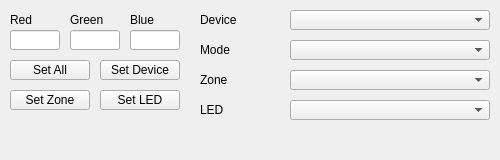
Before: the Qt Designer form OpenAuraSDK/openaurasdk.ui in CalcProgrammer1/OpenRGB, drawn with Qt 5.
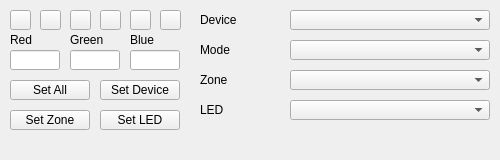
After: the same form once the commit is applied.

Commit message: Add quick colors to Linux GUI

Patch:
```diff
--- a/OpenAuraSDK/openaurasdk.ui
+++ b/OpenAuraSDK/openaurasdk.ui
@@ -18,7 +18,7 @@
     <property name="geometry">
      <rect>
       <x>10</x>
-      <y>60</y>
+      <y>80</y>
       <width>80</width>
       <height>20</height>
      </rect>
@@ -31,7 +31,7 @@
     <property name="geometry">
      <rect>
       <x>10</x>
-      <y>90</y>
+      <y>110</y>
       <width>80</width>
       <height>20</height>
      </rect>
@@ -44,7 +44,7 @@
     <property name="geometry">
      <rect>
       <x>10</x>
-      <y>30</y>
+      <y>50</y>
       <width>50</width>
       <height>20</height>
      </rect>
@@ -54,7 +54,7 @@
     <property name="geometry">
      <rect>
       <x>70</x>
-      <y>30</y>
+      <y>50</y>
       <width>50</width>
       <height>20</height>
      </rect>
@@ -64,7 +64,7 @@
     <property name="geometry">
      <rect>
       <x>130</x>
-      <y>30</y>
+      <y>50</y>
       <width>50</width>
       <height>20</height>
      </rect>
@@ -74,7 +74,7 @@
     <property name="geometry">
      <rect>
       <x>10</x>
-      <y>10</y>
+      <y>30</y>
       <width>50</width>
       <height>20</height>
      </rect>
@@ -87,7 +87,7 @@
     <property name="geometry">
      <rect>
       <x>70</x>
-      <y>10</y>
+      <y>30</y>
       <width>50</width>
       <height>20</height>
      </rect>
@@ -100,7 +100,7 @@
     <property name="geometry">
      <rect>
       <x>130</x>
-      <y>10</y>
+      <y>30</y>
       <width>50</width>
       <height>20</height>
      </rect>
@@ -205,7 +205,7 @@
     <property name="geometry">
      <rect>
       <x>100</x>
-      <y>90</y>
+      <y>110</y>
       <width>80</width>
       <height>20</height>
      </rect>
@@ -218,7 +218,7 @@
     <property name="geometry">
      <rect>
       <x>100</x>
-      <y>60</y>
+      <y>80</y>
       <width>80</width>
       <height>20</height>
      </rect>
@@ -227,6 +227,84 @@
      <string>Set Device</string>
     </property>
    </widget>
+   <widget class="QPushButton" name="ButtonRed">
+    <property name="geometry">
+     <rect>
+      <x>10</x>
+      <y>10</y>
+      <width>21</width>
+      <height>20</height>
+     </rect>
+    </property>
+    <property name="text">
+     <string/>
+    </property>
+   </widget>
+   <widget class="QPushButton" name="ButtonYellow">
+    <property name="geometry">
+     <rect>
+      <x>40</x>
+      <y>10</y>
+      <width>21</width>
+      <height>20</height>
+     </rect>
+    </property>
+    <property name="text">
+     <string/>
+    </property>
+   </widget>
+   <widget class="QPushButton" name="ButtonGreen">
+    <property name="geometry">
+     <rect>
+      <x>70</x>
+      <y>10</y>
+      <width>21</width>
+      <height>20</height>
+     </rect>
+    </property>
+    <property name="text">
+     <string/>
+    </property>
+   </widget>
+   <widget class="QPushButton" name="ButtonCyan">
+    <property name="geometry">
+     <rect>
+      <x>100</x>
+      <y>10</y>
+      <width>21</width>
+      <height>20</height>
+     </rect>
+    </property>
+    <property name="text">
+     <string/>
+    </property>
+   </widget>
+   <widget class="QPushButton" name="ButtonBlue">
+    <property name="geometry">
+     <rect>
+      <x>130</x>
+      <y>10</y>
+      <width>21</width>
+      <height>20</height>
+     </rect>
+    </property>
+    <property name="text">
+     <string/>
+    </property>
+   </widget>
+   <widget class="QPushButton" name="ButtonMagenta">
+    <property name="geometry">
+     <rect>
+      <x>160</x>
+      <y>10</y>
+      <width>21</width>
+      <height>20</height>
+     </rect>
+    </property>
+    <property name="text">
+     <string/>
+    </property>
+   </widget>
   </widget>
  </widget>
  <resources/>
```
The commit also changes 2 other files.
